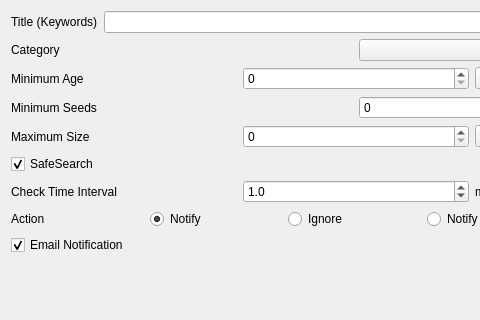
Old version of the form create_filter_dialog.ui in the repository thegreyd/znotify; both pictures show x 0 to 480 and y 0 to 320 of the 712 by 488 pixel window.
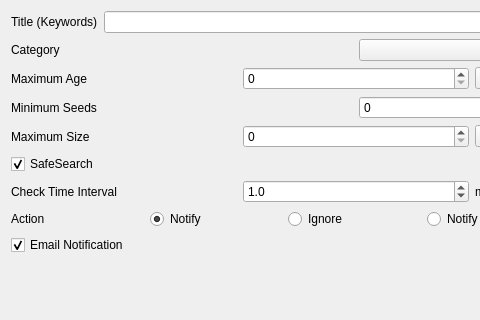
New version of the form.

The edit to the form file:
```diff
--- a/create_filter_dialog.ui
+++ b/create_filter_dialog.ui
@@ -49,7 +49,7 @@
        <item>
         <widget class="QLabel" name="label_10">
          <property name="text">
-          <string>Minimum Age</string>
+          <string>Maximum Age</string>
          </property>
         </widget>
        </item>
```
Left out of the diff: 2 changed lines with no effect on the pictures.
